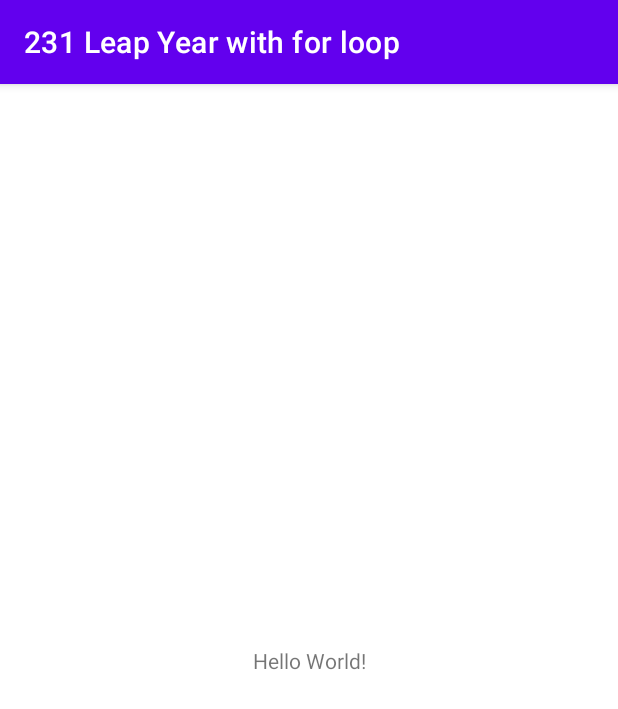
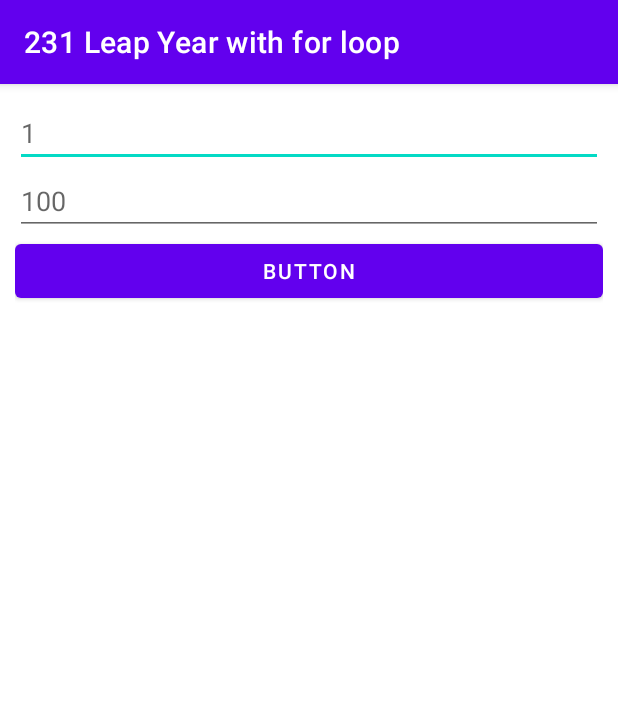
Before and after one commit to Raian-Siddique/231LeapYearwithforloop, an Android app: the screen it shows after launch (MainActivity), on a phone screen of 412 x 824 dp. Shown: the top 709 px of the screen. Run offline under Robolectric (Android 15) with nearby library versions, the phone set to English and light mode, and no system bars.

Commit message:
creating step 2

```diff
--- a/app/src/main/java/com/example/a231leapyearwithforloop/MainActivity.java
+++ b/app/src/main/java/com/example/a231leapyearwithforloop/MainActivity.java
@@ -3,12 +3,54 @@ package com.example.a231leapyearwithforloop;
 import androidx.appcompat.app.AppCompatActivity;
 
 import android.os.Bundle;
+import android.view.View;
+import android.widget.Button;
+import android.widget.EditText;
+import android.widget.TextView;
 
 public class MainActivity extends AppCompatActivity {
+    EditText ed1,ed2;
+    TextView tvDisplay;
+    Button button;
 
     @Override
     protected void onCreate(Bundle savedInstanceState) {
         super.onCreate(savedInstanceState);
         setContentView(R.layout.activity_main);
+//        ===================== Introducing all the button and box================================
+        ed1=findViewById(R.id.ed1);
+        ed2=findViewById(R.id.ed2);
+        tvDisplay=findViewById(R.id.tvDisplay);
+        button=findViewById(R.id.button);
+      //=============== making button functional for calculation===================
+        button.setOnClickListener(new View.OnClickListener() {
+            @Override
+            public void onClick(View v) {
+                tvDisplay.setText("Leap Tears are:\n");
+
+              int valueFrom= Integer.parseInt(ed1.getText().toString()) ;
+              int valueTo= Integer.parseInt(ed2.getText().toString());
+
+              for (int year=valueFrom; year<=valueTo; year++){
+
+                  if ((year%400==0)|| (year%4==0 && year%100!=0) ){
+                      tvDisplay.append(year+", ");
+
+                  }
+              }
+
+
+            }
+        });
+
+
+
+
+
+
+
+
+
+
     }
 }
--- a/app/src/main/res/layout/activity_main.xml
+++ b/app/src/main/res/layout/activity_main.xml
@@ -1,18 +1,60 @@
 <?xml version="1.0" encoding="utf-8"?>
-<androidx.constraintlayout.widget.ConstraintLayout xmlns:android="http://schemas.android.com/apk/res/android"
+<LinearLayout xmlns:android="http://schemas.android.com/apk/res/android"
     xmlns:app="http://schemas.android.com/apk/res-auto"
     xmlns:tools="http://schemas.android.com/tools"
     android:layout_width="match_parent"
     android:layout_height="match_parent"
-    tools:context=".MainActivity">
+    tools:context=".MainActivity"
+    android:orientation="vertical"
+    android:layout_margin="10sp"
+    >
 
-    <TextView
-        android:layout_width="wrap_content"
+
+    <EditText
+        android:id="@+id/ed1"
+        android:layout_width="match_parent"
         android:layout_height="wrap_content"
-        android:text="Hello World!"
-        app:layout_constraintBottom_toBottomOf="parent"
-        app:layout_constraintEnd_toEndOf="parent"
-        app:layout_constraintStart_toStartOf="parent"
-        app:layout_constraintTop_toTopOf="parent" />
+       android:hint="1" />
 
-</androidx.constraintlayout.widget.ConstraintLayout>
+    <EditText
+        android:id="@+id/ed2"
+        android:layout_width="match_parent"
+        android:layout_height="wrap_content"
+        android:hint="100" />
+
+    <Button
+        android:id="@+id/button"
+        android:layout_width="match_parent"
+        android:layout_height="wrap_content"
+        android:text="Button" />
+
+
+<!--===========================ScrollView for tv dispaly==================-->
+    <ScrollView
+        android:layout_width="match_parent"
+        android:layout_height="wrap_content"
+        >
+        <LinearLayout
+            android:layout_width="match_parent"
+            android:layout_height="wrap_content"
+            android:orientation="vertical"
+    >
+
+            <TextView
+                android:id="@+id/tvDisplay"
+                android:layout_width="match_parent"
+                android:layout_height="wrap_content"
+                android:textSize="20dp"
+                />
+
+
+
+        </LinearLayout>
+
+    </ScrollView>
+
+    <!--===========================ScrollView for tv Display Ends ==================-->
+
+
+
+</LinearLayout>
```
